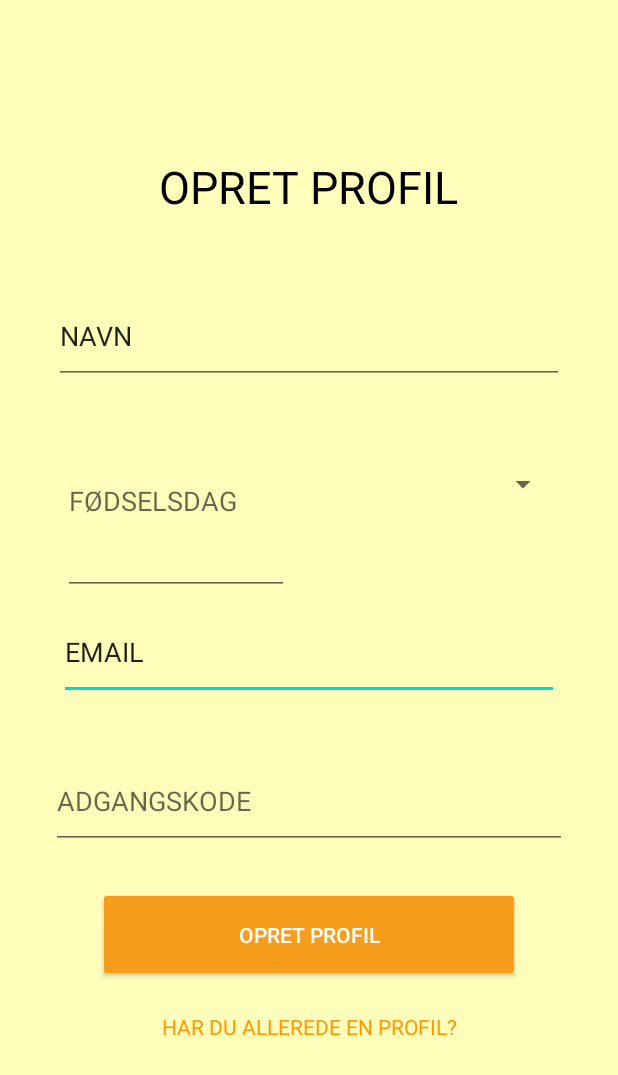
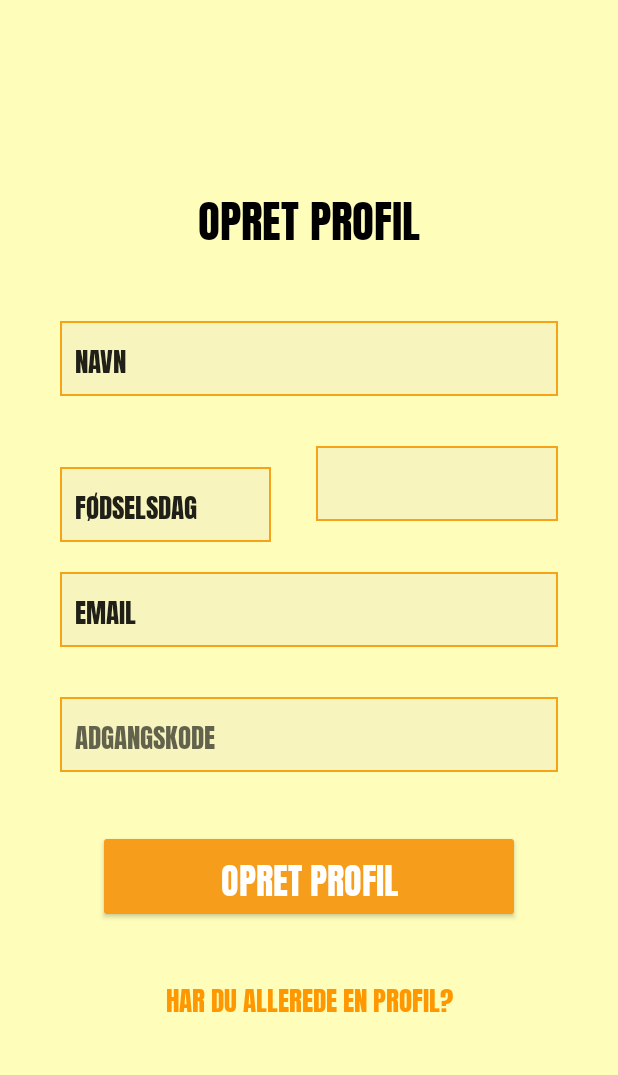
Before and after one commit to Janipai/Moro, an Android app: the fragment OpretFragment shown on its own in the app's theme, on a phone screen of 412 x 824 dp. Shown: the top 1075 px of the screen. Run offline under Robolectric (Android 15) with nearby library versions, the phone set to English and light mode, and no system bars.

Commit message:
Fragment update with Create and Login. This login error?

```diff
--- a/app/src/main/res/layout/fragment_opret.xml
+++ b/app/src/main/res/layout/fragment_opret.xml
@@ -16,15 +16,19 @@
         <EditText
             android:id="@+id/emailProfil"
             android:layout_width="0dp"
-            android:layout_height="0dp"
-            android:layout_marginStart="39dp"
-            android:layout_marginEnd="39dp"
-            android:layout_marginBottom="36dp"
+            android:layout_height="50dp"
+            android:layout_marginStart="40dp"
+            android:layout_marginEnd="40dp"
+            android:layout_marginBottom="20dp"
+            android:background="@drawable/tipborder"
             android:ems="10"
+            android:fontFamily="@font/anton"
             android:inputType="textPersonName"
+            android:paddingLeft="10dp"
             android:text="EMAIL"
             app:layout_constraintBottom_toTopOf="@+id/passwordProfil"
             app:layout_constraintEnd_toEndOf="parent"
+            app:layout_constraintHorizontal_bias="1.0"
             app:layout_constraintStart_toStartOf="parent"
             app:layout_constraintTop_toBottomOf="@+id/kønProfi" />
 
@@ -33,7 +37,8 @@
             android:layout_width="wrap_content"
             android:layout_height="wrap_content"
             android:layout_marginTop="104dp"
-            android:layout_marginBottom="48dp"
+            android:layout_marginBottom="30dp"
+            android:fontFamily="@font/anton"
             android:text="OPRET PROFIL"
             android:textColor="#000000"
             android:textSize="30sp"
@@ -45,40 +50,47 @@
         <EditText
             android:id="@+id/nameProfil"
             android:layout_width="0dp"
-            android:layout_height="0dp"
-            android:layout_marginStart="36dp"
-            android:layout_marginEnd="36dp"
-            android:layout_marginBottom="35dp"
+            android:layout_height="50dp"
+            android:layout_marginStart="40dp"
+            android:layout_marginEnd="40dp"
+            android:layout_marginBottom="20dp"
+            android:autoText="false"
+            android:background="@drawable/tipborder"
             android:ems="10"
+            android:fontFamily="@font/anton"
             android:inputType="textPersonName"
+            android:paddingLeft="10dp"
             android:text="NAVN"
             app:layout_constraintBottom_toTopOf="@+id/kønProfi"
             app:layout_constraintEnd_toEndOf="parent"
+            app:layout_constraintHorizontal_bias="1.0"
             app:layout_constraintStart_toStartOf="parent"
             app:layout_constraintTop_toBottomOf="@+id/opretOverskrift" />
 
         <EditText
             android:id="@+id/fødsdatoProfil"
             android:layout_width="0dp"
-            android:layout_height="0dp"
-            android:layout_marginStart="42dp"
-            android:layout_marginTop="168dp"
+            android:layout_height="50dp"
+            android:layout_marginStart="40dp"
             android:layout_marginEnd="30dp"
-            android:layout_marginBottom="169dp"
+            android:layout_marginBottom="20dp"
+            android:background="@drawable/tipborder"
             android:ems="10"
-            android:hint="FØDSELSDAG"
+            android:fontFamily="@font/anton"
             android:inputType="date"
-            app:layout_constraintBottom_toBottomOf="@+id/passwordProfil"
+            android:paddingLeft="10dp"
+            android:text="FØDSELSDAG"
+            app:layout_constraintBottom_toTopOf="@+id/emailProfil"
             app:layout_constraintEnd_toStartOf="@+id/kønProfi"
-            app:layout_constraintStart_toStartOf="parent"
-            app:layout_constraintTop_toTopOf="@+id/opretOverskrift" />
+            app:layout_constraintStart_toStartOf="parent" />
 
         <Spinner
             android:id="@+id/kønProfi"
-            android:layout_width="0dp"
-            android:layout_height="0dp"
-            android:layout_marginEnd="39dp"
-            android:layout_marginBottom="48dp"
+            android:layout_width="161dp"
+            android:layout_height="50dp"
+            android:layout_marginEnd="40dp"
+            android:layout_marginBottom="20dp"
+            android:background="@drawable/tipborder"
             android:hint="Køn"
             app:layout_constraintBottom_toTopOf="@+id/emailProfil"
             app:layout_constraintEnd_toEndOf="parent"
@@ -88,13 +100,16 @@
         <EditText
             android:id="@+id/passwordProfil"
             android:layout_width="0dp"
-            android:layout_height="0dp"
-            android:layout_marginStart="34dp"
-            android:layout_marginEnd="34dp"
+            android:layout_height="50dp"
+            android:layout_marginStart="40dp"
+            android:layout_marginEnd="40dp"
             android:layout_marginBottom="25dp"
+            android:background="@drawable/tipborder"
             android:ems="10"
+            android:fontFamily="@font/anton"
             android:hint="ADGANGSKODE"
             android:inputType="textPassword"
+            android:paddingLeft="10dp"
             app:layout_constraintBottom_toTopOf="@+id/opretProfil"
             app:layout_constraintEnd_toEndOf="parent"
             app:layout_constraintStart_toStartOf="parent"
@@ -103,13 +118,15 @@
         <Button
             android:id="@+id/opretProfil"
             android:layout_width="0dp"
-            android:layout_height="0dp"
+            android:layout_height="wrap_content"
             android:layout_marginStart="65dp"
             android:layout_marginEnd="65dp"
             android:layout_marginBottom="20dp"
             android:backgroundTint="#F69E1C"
+            android:fontFamily="@font/anton"
             android:text="OPRET PROFIL"
             android:textColor="#FFFFFF"
+            android:textSize="24sp"
             app:layout_constraintBottom_toTopOf="@+id/alleredeProfil"
             app:layout_constraintEnd_toEndOf="parent"
             app:layout_constraintStart_toStartOf="parent"
@@ -119,13 +136,15 @@
             android:id="@+id/alleredeProfil"
             android:layout_width="wrap_content"
             android:layout_height="wrap_content"
-            android:layout_marginEnd="41dp"
             android:layout_marginBottom="130dp"
             android:clickable="true"
+            android:fontFamily="@font/anton"
             android:text="HAR DU ALLEREDE EN PROFIL?"
             android:textColor="#FF9800"
+            android:textSize="18sp"
             app:layout_constraintBottom_toBottomOf="parent"
-            app:layout_constraintEnd_toEndOf="@+id/opretProfil"
+            app:layout_constraintEnd_toEndOf="parent"
+            app:layout_constraintStart_toStartOf="parent"
             app:layout_constraintTop_toBottomOf="@+id/opretProfil" />
 
     </androidx.constraintlayout.widget.ConstraintLayout>
--- /dev/null
+++ b/app/src/main/res/values/dimens.xml
@@ -0,0 +1,5 @@
+<resources>
+    <!-- Default screen margins, per the Android Design guidelines. -->
+    <dimen name="fragment_horizontal_margin">16dp</dimen>
+    <dimen name="fragment_vertical_margin">16dp</dimen>
+</resources>
```
Also changed, not shown: app/src/main/java/com/example/moro/data/LoginDataSource.java (added, +29 -0 lines), app/src/main/java/com/example/moro/data/LoginRepository.java (added, +54 -0 lines), app/src/main/java/com/example/moro/data/Result.java (added, +48 -0 lines), app/src/main/java/com/example/moro/data/model/LoggedInUser.java (added, +23 -0 lines), app/src/main/java/com/example/moro/ui/login/LoggedInUserView.java (added, +17 -0 lines), app/src/main/java/com/example/moro/ui/login/LoginFormState.java (added, +40 -0 lines), app/src/main/java/com/example/moro/ui/login/LoginFragment.java (added, +138 -0 lines), app/src/main/java/com/example/moro/ui/login/LoginViewModel.java (added, +70 -0 lines), app/src/main/java/com/example/moro/ui/login/LoginViewModelFactory.java (added, +26 -0 lines).
